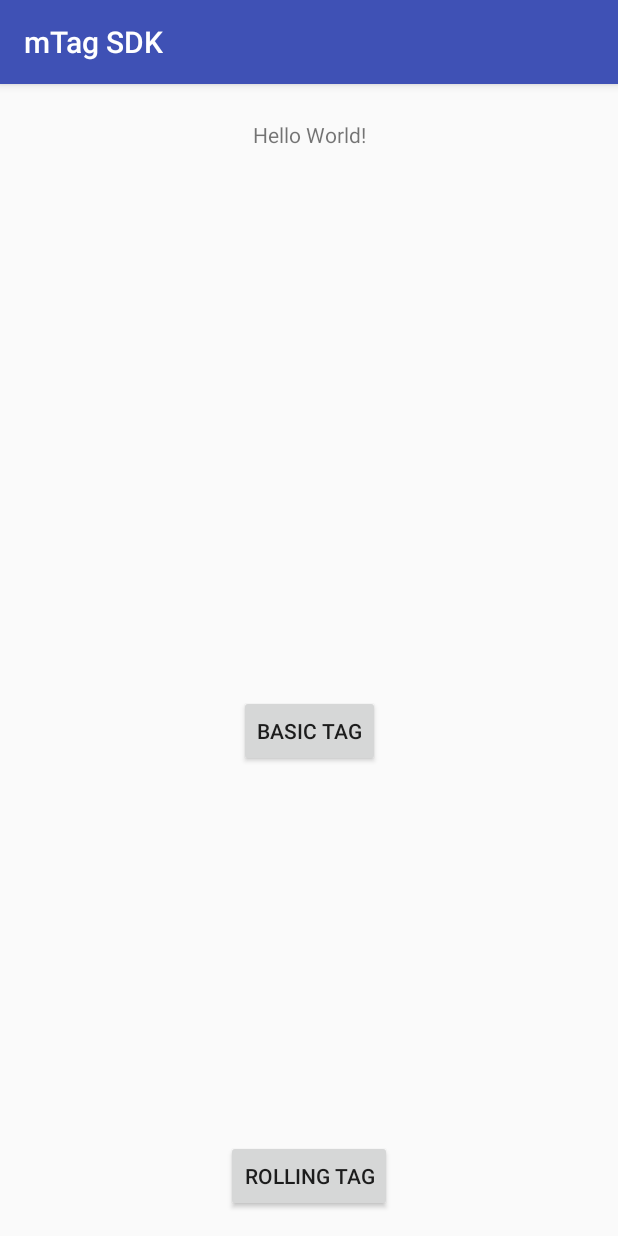
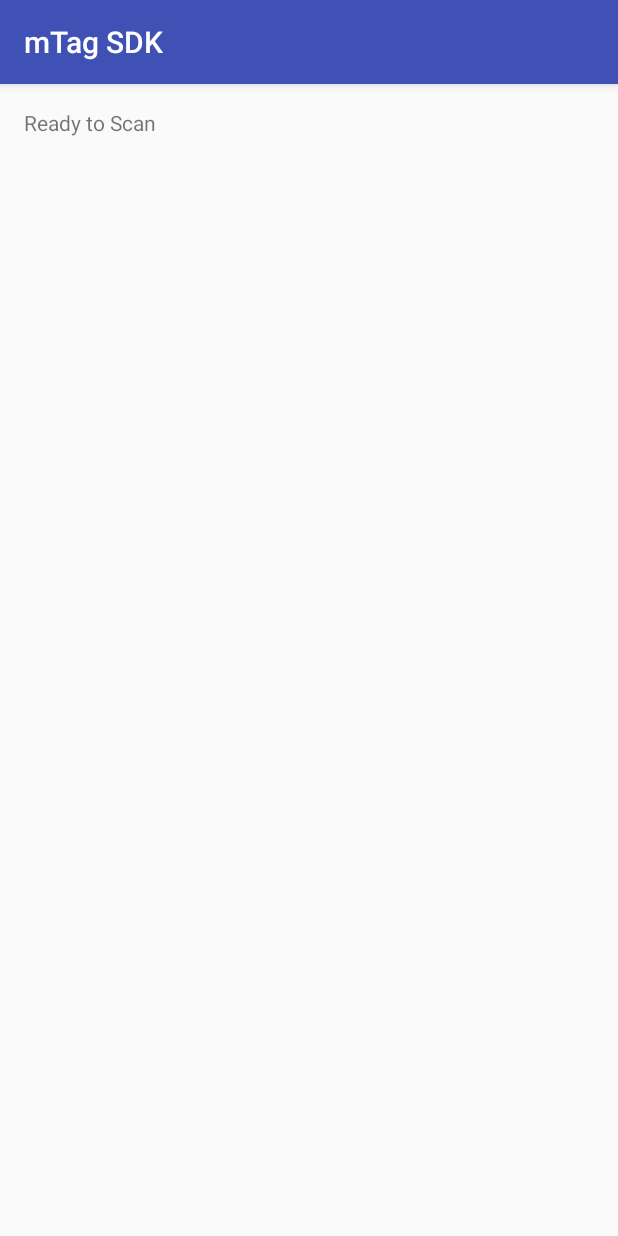
Before and after one commit to BlueBiteLLC/mtag-sdk-android, an Android app: the screen it shows after launch (MainActivity), on a phone screen of 412 x 824 dp. Run offline under Robolectric (Android 15) with nearby library versions, the phone set to English and light mode, and no system bars; libraries missing offline, so code that uses them is left out: com.loopj.android, cz.msebera.android; 1 statement that could not run was skipped.

```diff
--- a/app/src/main/java/com/bluebite/mtagsdk/MainActivity.java
+++ b/app/src/main/java/com/bluebite/mtagsdk/MainActivity.java
@@ -1,12 +1,32 @@
+//Copyright 2018 Blue Bite LLC.
+//
+//   Licensed under the Apache License, Version 2.0 (the "License");
+//   you may not use this file except in compliance with the License.
+//   You may obtain a copy of the License at
+//
+//       http://www.apache.org/licenses/LICENSE-2.0
+//
+//   Unless required by applicable law or agreed to in writing, software
+//   distributed under the License is distributed on an "AS IS" BASIS,
+//   WITHOUT WARRANTIES OR CONDITIONS OF ANY KIND, either express or implied.
+//   See the License for the specific language governing permissions and
+//   limitations under the License.
+//
+
 package com.bluebite.mtagsdk;
 
-import android.graphics.Color;
+import android.app.PendingIntent;
+import android.content.Intent;
+import android.content.IntentFilter;
+import android.nfc.NfcAdapter;
+import android.nfc.tech.NfcF;
+import android.os.Bundle;
 import android.support.constraint.ConstraintLayout;
+import android.support.v4.content.ContextCompat;
 import android.support.v7.app.AppCompatActivity;
-import android.os.Bundle;
+import android.text.method.ScrollingMovementMethod;
 import android.util.Log;
-import android.view.View;
-import android.widget.Button;
+import android.util.Patterns;
 import android.widget.TextView;
 
 import com.bluebite.mtag_sdk.API;
@@ -17,12 +37,15 @@ import org.json.JSONObject;
 
 public class MainActivity extends AppCompatActivity implements InteractionDelegate {
     public static final String TAG = MainActivity.class.getSimpleName();
+    private static final String NDEF_DISCOVERED = NfcAdapter.ACTION_NDEF_DISCOVERED;
 
-    TextView textView;
-    Button basicTagButton;
-    Button rollingTagButton;
+    TextView responseTextView;
     ConstraintLayout bg;
 
+    private int red;
+    private int green;
+
+    private NfcAdapter mNfcAdapter;
     private API api;
 
     @Override
@@ -31,43 +54,61 @@ public class MainActivity extends AppCompatActivity implements InteractionDelega
         setContentView(R.layout.activity_main);
 
         bg = findViewById(R.id.background);
+        responseTextView = findViewById(R.id.textView);
+        responseTextView.setMovementMethod(new ScrollingMovementMethod());
 
-        api = new API(this, this);
+        red = ContextCompat.getColor(this, R.color.lightRed);
+        green = ContextCompat.getColor(this, R.color.lightGreen);
 
-        textView = findViewById(R.id.textView);
-        basicTagButton = findViewById(R.id.basicTagButton);
-        rollingTagButton = findViewById(R.id.rollingKeyButton);
+        mNfcAdapter = NfcAdapter.getDefaultAdapter(this);
+        api = new API(this);
+    }
 
-        basicTagButton.setOnClickListener(new View.OnClickListener() {
-            @Override
-            public void onClick(View view) {
-                String basicUrl = "https://mtag.io/njaix4";
-                api.interactionWasReceived(basicUrl);
+    @Override
+    protected void onResume() {
+        super.onResume();
+        setupForegroundDispatch();
+    }
+
+    @Override
+    protected void onPause() {
+        super.onPause();
+        stopForegroundDispatch();
+    }
+
+    @Override
+    protected void onNewIntent(Intent intent) {
+        super.onNewIntent(intent);
+        responseTextView.setText("Processing Tag...");
+        if (NDEF_DISCOVERED.equals(intent.getAction())) {
+            String url = intent.getDataString();
+            if (url != null && Patterns.WEB_URL.matcher(url).matches()) {
+                api.interactionWasReceived(url);
+            } else {
+                Log.e(TAG, "invalid tag data: " + intent.getDataString());
+                interactionDidFail("Invalid tag data: \"" + intent.getDataString() + "\"");
             }
-        });
-        rollingTagButton.setOnClickListener(new View.OnClickListener() {
-            @Override
-            public void onClick(View view) {
-                String rollingExampleUrl = "https://mtag.io/nilpps/042E276AA24881x0001A22702";
-                api.interactionWasReceived(rollingExampleUrl);
-            }
-        });
+        }
     }
 
     @Override
     public void interactionDataWasReceived(JSONObject results) {
         Log.i(TAG, "Interaction received: " + results);
-        textView.setText("" + results);
+        try {
+            responseTextView.setText("Response:  " + results.toString(2));
+        } catch (JSONException e) {
+            e.printStackTrace();
+        }
 
         try {
-            if (results.getBoolean("tag_verified")) {
-                bg.setBackgroundColor(Color.GREEN);
+            if (results.getBoolean("tagVerified")) {
+                bg.setBackgroundColor(green);
             } else {
-                bg.setBackgroundColor(Color.RED);
+                bg.setBackgroundColor(red);
             }
         } catch (JSONException e) {
             Log.e(TAG, "No tag_verified key in results");
-            bg.setBackgroundColor(Color.RED);
+            bg.setBackgroundColor(red);
             e.printStackTrace();
         }
 
@@ -76,6 +117,46 @@ public class MainActivity extends AppCompatActivity implements InteractionDelega
     @Override
     public void interactionDidFail(String error) {
         Log.i(TAG, "Interaction did fail: " + error);
-        textView.setText("" + error);
+        responseTextView.setText("" + error);
+        bg.setBackgroundColor(red);
+    }
+
+    /**
+     * gives the application priority for handling discovered NFC tags with http(s) data schemes.
+     */
+    public void setupForegroundDispatch() {
+        mNfcAdapter = NfcAdapter.getDefaultAdapter(this);
+
+        if(mNfcAdapter == null) {
+            mNfcAdapter = NfcAdapter.getDefaultAdapter(this); //get devices default NFC adapter
+        }
+
+        PendingIntent pendingIntent = PendingIntent.getActivity(
+                this, 0, new Intent(this, getClass()).addFlags(Intent.FLAG_ACTIVITY_SINGLE_TOP), 0);
+
+        String[][] techListsArray = new String[][] { new String[] { NfcF.class.getName() } };
+
+        IntentFilter[] filters = new IntentFilter[2];
+
+        // https
+        filters[0] = new IntentFilter();
+        filters[0].addAction(NfcAdapter.ACTION_NDEF_DISCOVERED);
+        filters[0].addCategory(Intent.CATEGORY_DEFAULT);
+        filters[0].addDataScheme("https");
+
+        //http
+        filters[1] = new IntentFilter();
+        filters[1].addAction(NfcAdapter.ACTION_NDEF_DISCOVERED);
+        filters[1].addCategory(Intent.CATEGORY_DEFAULT);
+        filters[1].addDataScheme("http");
+
+        mNfcAdapter.enableForegroundDispatch(this, pendingIntent, filters, techListsArray);
+    }
+
+    /**
+     * takes away priority for applications handling discovered NFC tags with http(s) data schemes.
+     */
+    public void stopForegroundDispatch() {
+        mNfcAdapter.disableForegroundDispatch(this);
     }
 }
--- a/app/src/main/res/layout/activity_main.xml
+++ b/app/src/main/res/layout/activity_main.xml
@@ -9,40 +9,25 @@
         android:id="@+id/background">
 
     <TextView
-            android:layout_width="wrap_content"
-            android:layout_height="wrap_content"
-            android:text="Hello World!"
+            android:layout_width="0dp"
+            android:layout_height="match_parent"
             android:id="@+id/textView"
-            app:layout_constraintBottom_toBottomOf="parent"
-            app:layout_constraintLeft_toLeftOf="parent"
-            app:layout_constraintRight_toRightOf="parent"
+            android:scrollIndicators="right"
+            android:scrollbarAlwaysDrawVerticalTrack="true"
+            android:scrollbars="vertical"
+            android:text="Ready to Scan"
+            android:layout_marginTop="16dp"
+            app:layout_constraintEnd_toEndOf="parent"
             app:layout_constraintTop_toTopOf="parent"
             app:layout_constraintStart_toStartOf="parent"
-            app:layout_constraintEnd_toEndOf="parent"
-            app:layout_constraintVertical_bias="0.032"/>
-
-    <Button
-            android:text="Rolling Tag"
-            android:layout_width="wrap_content"
-            android:layout_height="wrap_content"
-            app:layout_constraintStart_toStartOf="parent"
             app:layout_constraintBottom_toBottomOf="parent"
-            app:layout_constraintEnd_toEndOf="parent"
-            android:layout_marginBottom="16dp"
-            android:id="@+id/rollingKeyButton"
-            android:layout_marginTop="8dp"
-            app:layout_constraintTop_toBottomOf="@+id/basicTagButton"
-            app:layout_constraintVertical_bias="1.0"/>
-
-    <Button
-            android:text="Basic Tag"
-            android:layout_width="wrap_content"
-            android:layout_height="wrap_content"
-            app:layout_constraintStart_toStartOf="parent"
-            app:layout_constraintEnd_toEndOf="parent"
-            android:id="@+id/basicTagButton"
-            android:layout_marginTop="364dp"
-            app:layout_constraintTop_toBottomOf="@+id/textView"
-            app:layout_constraintHorizontal_bias="0.501"/>
+            android:layout_marginBottom="24dp"
+            app:layout_constraintHorizontal_bias="0.501"
+            app:layout_constraintVertical_bias="0.035"
+            android:layout_marginStart="16dp"
+            android:layout_marginEnd="16dp"
+            android:elevation="8dp"
+            android:fadeScrollbars="false"
+            android:background="@android:color/transparent"/>
 
 </android.support.constraint.ConstraintLayout>
--- a/app/src/main/res/values/colors.xml
+++ b/app/src/main/res/values/colors.xml
@@ -3,4 +3,7 @@
     <color name="colorPrimary">#3F51B5</color>
     <color name="colorPrimaryDark">#303F9F</color>
     <color name="colorAccent">#FF4081</color>
+
+    <color name="lightRed">#9aff0000</color>
+    <color name="lightGreen">#9a00ff00</color>
 </resources>
--- a/mtag_sdk/src/main/java/com/bluebite/mtag_sdk/InteractionDelegate.java
+++ b/mtag_sdk/src/main/java/com/bluebite/mtag_sdk/InteractionDelegate.java
@@ -18,19 +18,26 @@ package com.bluebite.mtag_sdk;
 
 import org.json.JSONObject;
 
-/*
+/**
 * Implementation which will be called by the SDK upon success/failure to authenticate a tag.
 */
 public interface InteractionDelegate {
-    /*
-    * Called when an Interaction has been successfully registered with the BlueBite API.
-    * */
-    public void interactionDataWasReceived(JSONObject results);
+    /**
+     * Called when an Interaction has been successfully registered with the BlueBite API.
+     * @param results
+     */
+    void interactionDataWasReceived(JSONObject results);
 
     /*
-    * Called when an Interaction has failed to be registered with the BlueBite API.
     *
-    * This could be caused by a general API failure, an invalid URL, or a general Volley failure.
+    *
+    *
     * */
-    public void interactionDidFail(String error);
+
+    /**
+     * Called when an Interaction has failed to be registered with the BlueBite API.
+     * This could be caused by a general API failure, an invalid URL, or a general Volley failure.
+     * @param error Basic description of what went wrong.
+     */
+    void interactionDidFail(String error);
 }
```
Also changed, not shown: app/src/main/AndroidManifest.xml (+8 -2 lines), mtag_sdk/src/main/java/com/bluebite/mtag_sdk/API.java (+45 -15 lines), 1 other file.
